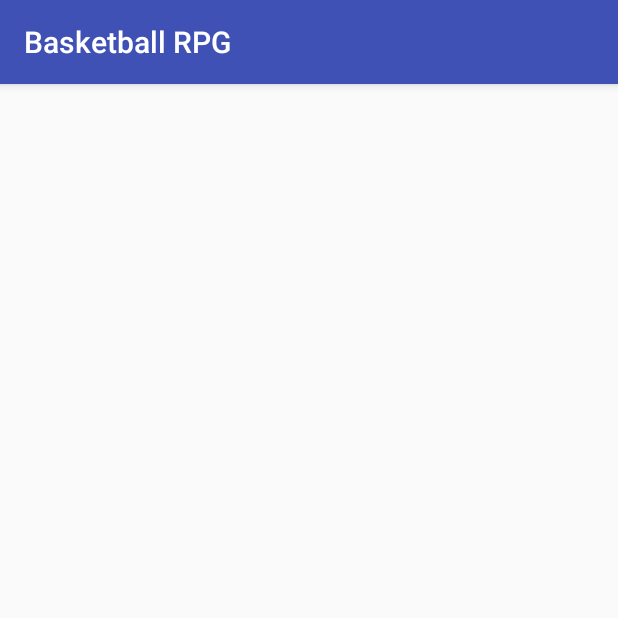
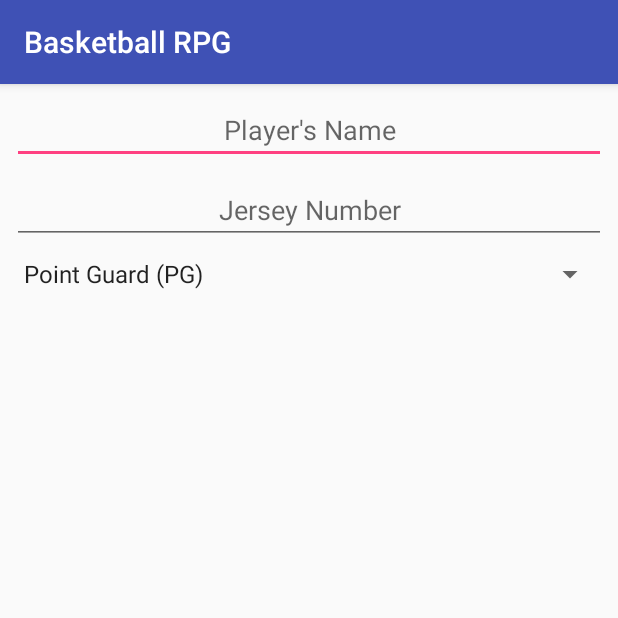
Before and after one commit to ryanmcalpin/basketball-rpg-android, an Android app: the screen it shows after launch (MainActivity before the commit, NewPlayerActivity after it), on a phone screen of 412 x 824 dp, the top half of it. Run offline under Robolectric (Android 15) with nearby library versions, the phone set to English and light mode, and no system bars.

Commit message:
add spinner with array adapter and positions xml

```diff
--- a/app/src/main/AndroidManifest.xml
+++ b/app/src/main/AndroidManifest.xml
@@ -10,6 +10,13 @@
         android:supportsRtl="true"
         android:theme="@style/AppTheme">
         <activity android:name=".MainActivity">
+            <!--<intent-filter>-->
+                <!--<action android:name="android.intent.action.MAIN" />-->
+
+                <!--<category android:name="android.intent.category.LAUNCHER" />-->
+            <!--</intent-filter>-->
+        </activity>
+        <activity android:name=".NewPlayerActivity">
             <intent-filter>
                 <action android:name="android.intent.action.MAIN" />
 
--- /dev/null
+++ b/app/src/main/java/com/example/rygn/basketballrpg/NewPlayerActivity.java
@@ -0,0 +1,20 @@
+package com.example.rygn.basketballrpg;
+
+import android.support.v7.app.AppCompatActivity;
+import android.os.Bundle;
+import android.widget.ArrayAdapter;
+import android.widget.Spinner;
+
+public class NewPlayerActivity extends AppCompatActivity {
+
+    @Override
+    protected void onCreate(Bundle savedInstanceState) {
+        super.onCreate(savedInstanceState);
+        setContentView(R.layout.activity_new_player);
+
+        Spinner spinner = (Spinner) findViewById(R.id.positions_spinner);
+        ArrayAdapter<CharSequence> adapter = ArrayAdapter.createFromResource(this, R.array.positions_array, android.R.layout.simple_spinner_item);
+        adapter.setDropDownViewResource(android.R.layout.simple_spinner_dropdown_item);
+        spinner.setAdapter(adapter);
+    }
+}
--- a/app/src/main/res/layout/new_player_form.xml
+++ b/app/src/main/res/layout/activity_new_player.xml
@@ -37,4 +37,15 @@
         app:layout_constraintStart_toStartOf="parent"
         app:layout_constraintTop_toBottomOf="@+id/nameInput" />
 
+    <Spinner
+        android:id="@+id/positions_spinner"
+        android:layout_width="0dp"
+        android:layout_height="wrap_content"
+        android:layout_marginEnd="8dp"
+        android:layout_marginStart="8dp"
+        android:layout_marginTop="8dp"
+        app:layout_constraintEnd_toEndOf="parent"
+        app:layout_constraintStart_toStartOf="parent"
+        app:layout_constraintTop_toBottomOf="@+id/numberInput" />
+
 </android.support.constraint.ConstraintLayout>
--- /dev/null
+++ b/app/src/main/res/values/positions.xml
@@ -0,0 +1,14 @@
+<?xml version="1.0" encoding="utf-8"?>
+<resources>
+    <string-array name="positions_array">
+        <item>Point Guard (PG)</item>
+        <item>Shooting Guard (SG)</item>
+        <item>Small Forward (SF)</item>
+        <item>Power Forward (PF)</item>
+        <item>Center (C)</item>
+        <item>Guard (PG/SG)</item>
+        <item>Wing (SG/SF)</item>
+        <item>Forward (SF/PF)</item>
+        <item>Big (PF/C)</item>
+    </string-array>
+</resources>
```
